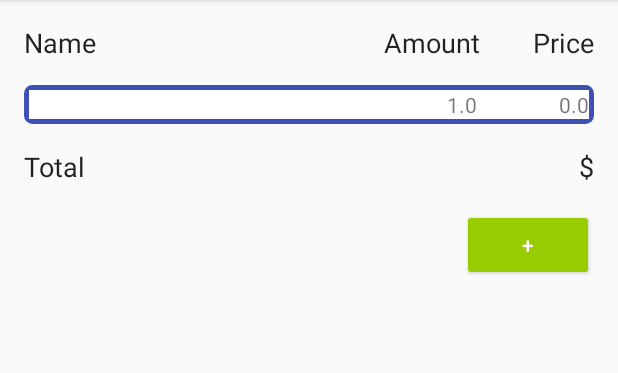
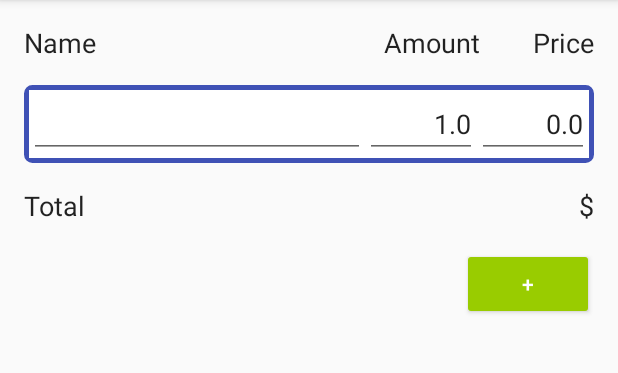
Before and after one commit to PiosDamian/shoppingList, an Android app: the screen it shows after launch (MainActivity), on a phone screen of 412 x 824 dp, the part 84-457 px from its top. Run offline under Robolectric (Android 15) with nearby library versions, the phone set to English and light mode, and no system bars.

Commit message:
initial commit

```diff
--- a/app/src/main/java/piosdamian/pl/shoppinglist/MainActivity.java
+++ b/app/src/main/java/piosdamian/pl/shoppinglist/MainActivity.java
@@ -38,10 +38,6 @@ public class MainActivity extends AppCompatActivity{
         ListView itemList = (ListView) findViewById(R.id.body);
         adapter = new ItemListAdapter(getLayoutInflater());
         itemList.setAdapter(adapter);
-        itemList.setOnItemClickListener((parent, view, position, id) -> {
-            Item item = (Item) parent.getAdapter().getItem(position);
-            Toast.makeText(view.getContext(), Double.toString(item.getAmount()), Toast.LENGTH_LONG).show();
-        });
         addItem();
     }
 }
--- a/app/src/main/java/piosdamian/pl/shoppinglist/adapter/ItemListAdapter.java
+++ b/app/src/main/java/piosdamian/pl/shoppinglist/adapter/ItemListAdapter.java
@@ -1,5 +1,6 @@
 package piosdamian.pl.shoppinglist.adapter;
 
+import android.content.Intent;
 import android.database.DataSetObserver;
 import android.view.LayoutInflater;
 import android.view.View;
@@ -8,6 +9,7 @@ import android.widget.BaseAdapter;
 import android.widget.EditText;
 import android.widget.ImageView;
 import android.widget.TextView;
+import android.widget.Toast;
 
 import java.util.ArrayList;
 
@@ -51,15 +53,21 @@ public class ItemListAdapter extends BaseAdapter {
 
         Item item = (Item) getItem(position);
 
-        TextView name = (TextView) convertView.findViewById((R.id.item_name));
+        EditText name = (EditText) convertView.findViewById((R.id.item_name));
         name.setText(item.getName());
 
-        TextView amount = (TextView) convertView.findViewById(R.id.item_amount);
+        name.setOnFocusChangeListener((v, hasFocus) -> {
+            Toast.makeText(v.getContext(), Integer.toString(v.getId()), Toast.LENGTH_LONG).show();
+        });
+
+        EditText amount = (EditText) convertView.findViewById(R.id.item_amount);
         amount.setText(Double.toString(item.getAmount()));
 
-        TextView price = (TextView) convertView.findViewById(R.id.item_price);
+        EditText price = (EditText) convertView.findViewById(R.id.item_price);
         price.setText(Double.toString(item.getPrice()));
 
         return convertView;
     }
+
+
 }
--- a/app/src/main/res/layout/item_view.xml
+++ b/app/src/main/res/layout/item_view.xml
@@ -12,7 +12,7 @@
         android:layout_margin="3dp"
         android:background="#ffffff">
 
-        <TextView
+        <EditText
             android:id="@+id/item_name"
             android:layout_width="0dp"
             android:layout_height="wrap_content"
@@ -21,7 +21,7 @@
             android:inputType="text"
             android:singleLine="true" />
 
-        <TextView
+        <EditText
             android:id="@+id/item_amount"
             android:layout_width="0dp"
             android:layout_height="wrap_content"
@@ -30,7 +30,7 @@
             android:gravity="right"
             android:inputType="number|numberSigned|numberDecimal" />
 
-        <TextView
+        <EditText
             android:id="@+id/item_price"
             android:layout_width="0dp"
             android:layout_height="wrap_content"
```
